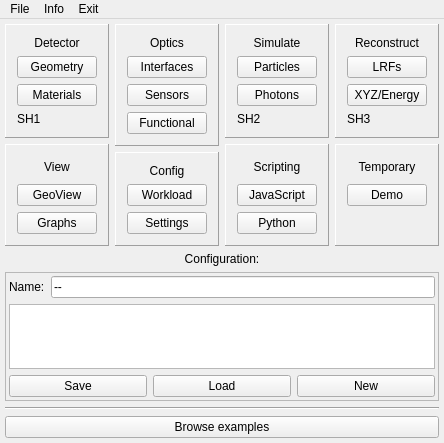
Before: the Qt Designer form ants3bundle/src/ants3/gui/mainwindow.ui in andrmor/ANTS3bundle, drawn with Qt 5.
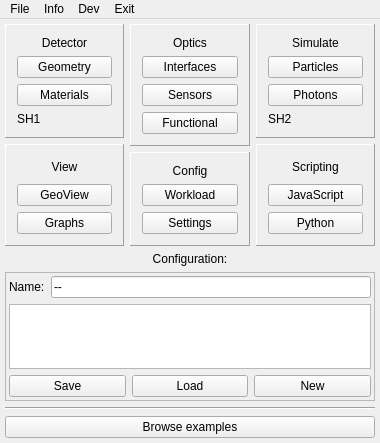
After: the same form once the commit is applied. Icons and pictures are not drawn.

```diff
--- a/ants3bundle/src/ants3/gui/mainwindow.ui
+++ b/ants3bundle/src/ants3/gui/mainwindow.ui
@@ -6,7 +6,7 @@
    <rect>
     <x>0</x>
     <y>0</y>
-    <width>430</width>
+    <width>380</width>
     <height>443</height>
    </rect>
   </property>
@@ -357,110 +357,6 @@
         </item>
        </layout>
       </item>
-      <item>
-       <layout class="QVBoxLayout" name="verticalLayout_12">
-        <item>
-         <widget class="QFrame" name="frame_10">
-          <property name="sizePolicy">
-           <sizepolicy hsizetype="Preferred" vsizetype="Minimum">
-            <horstretch>0</horstretch>
-            <verstretch>0</verstretch>
-           </sizepolicy>
-          </property>
-          <property name="frameShape">
-           <enum>QFrame::Panel</enum>
-          </property>
-          <property name="frameShadow">
-           <enum>QFrame::Raised</enum>
-          </property>
-          <layout class="QVBoxLayout" name="verticalLayout_14">
-           <item>
-            <widget class="QLabel" name="label_6">
-             <property name="text">
-              <string>Reconstruct</string>
-             </property>
-             <property name="alignment">
-              <set>Qt::AlignCenter</set>
-             </property>
-            </widget>
-           </item>
-           <item>
-            <widget class="QPushButton" name="pbLRFs">
-             <property name="contextMenuPolicy">
-              <enum>Qt::CustomContextMenu</enum>
-             </property>
-             <property name="text">
-              <string>LRFs</string>
-             </property>
-            </widget>
-           </item>
-           <item>
-            <widget class="QPushButton" name="pbRecon">
-             <property name="contextMenuPolicy">
-              <enum>Qt::CustomContextMenu</enum>
-             </property>
-             <property name="text">
-              <string>XYZ/Energy</string>
-             </property>
-            </widget>
-           </item>
-           <item>
-            <widget class="QLabel" name="lSpaceHolder3">
-             <property name="text">
-              <string>SH3</string>
-             </property>
-            </widget>
-           </item>
-          </layout>
-         </widget>
-        </item>
-        <item>
-         <widget class="QFrame" name="frame_11">
-          <property name="sizePolicy">
-           <sizepolicy hsizetype="Preferred" vsizetype="Minimum">
-            <horstretch>0</horstretch>
-            <verstretch>0</verstretch>
-           </sizepolicy>
-          </property>
-          <property name="frameShape">
-           <enum>QFrame::Panel</enum>
-          </property>
-          <property name="frameShadow">
-           <enum>QFrame::Raised</enum>
-          </property>
-          <layout class="QVBoxLayout" name="verticalLayout_15">
-           <item>
-            <widget class="QLabel" name="label_8">
-             <property name="text">
-              <string>Temporary</string>
-             </property>
-             <property name="alignment">
-              <set>Qt::AlignCenter</set>
-             </property>
-            </widget>
-           </item>
-           <item>
-            <widget class="QPushButton" name="pbDemo">
-             <property name="contextMenuPolicy">
-              <enum>Qt::CustomContextMenu</enum>
-             </property>
-             <property name="text">
-              <string>Demo</string>
-             </property>
-            </widget>
-           </item>
-           <item>
-            <widget class="QLabel" name="label_11">
-             <property name="text">
-              <string/>
-             </property>
-            </widget>
-           </item>
-          </layout>
-         </widget>
-        </item>
-       </layout>
-      </item>
      </layout>
     </item>
     <item>
@@ -579,8 +475,8 @@
     <rect>
      <x>0</x>
      <y>0</y>
-     <width>430</width>
-     <height>21</height>
+     <width>380</width>
+     <height>22</height>
     </rect>
    </property>
    <widget class="QMenu" name="menuFile">
@@ -614,8 +510,15 @@
     <addaction name="actionVersions"/>
     <addaction name="actionShow_hints"/>
    </widget>
+   <widget class="QMenu" name="menuDev">
+    <property name="title">
+     <string>Dev</string>
+    </property>
+    <addaction name="actionDataTransport_demo"/>
+   </widget>
    <addaction name="menuFile"/>
    <addaction name="menuInfo"/>
+   <addaction name="menuDev"/>
    <addaction name="menuExit"/>
   </widget>
   <action name="actionSave_configuration">
```
Left out of the diff: 5 changed lines with no effect on the pictures.
